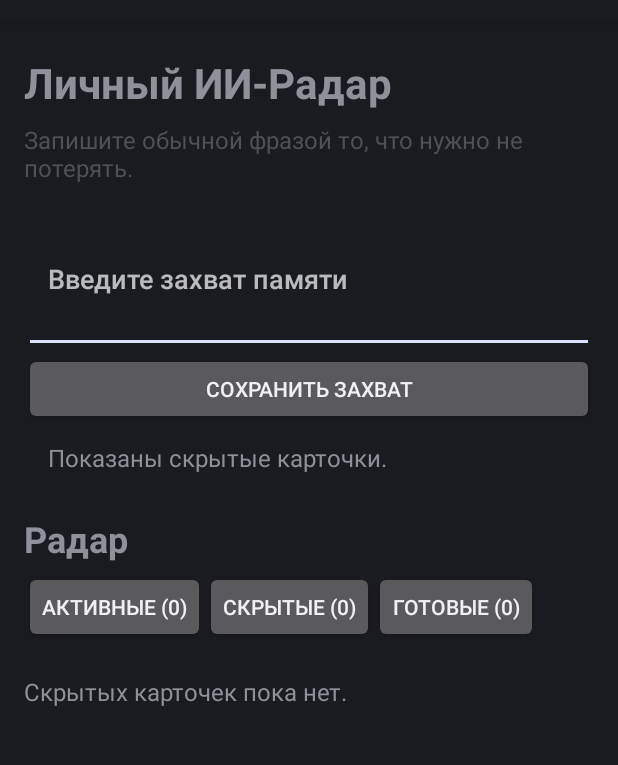
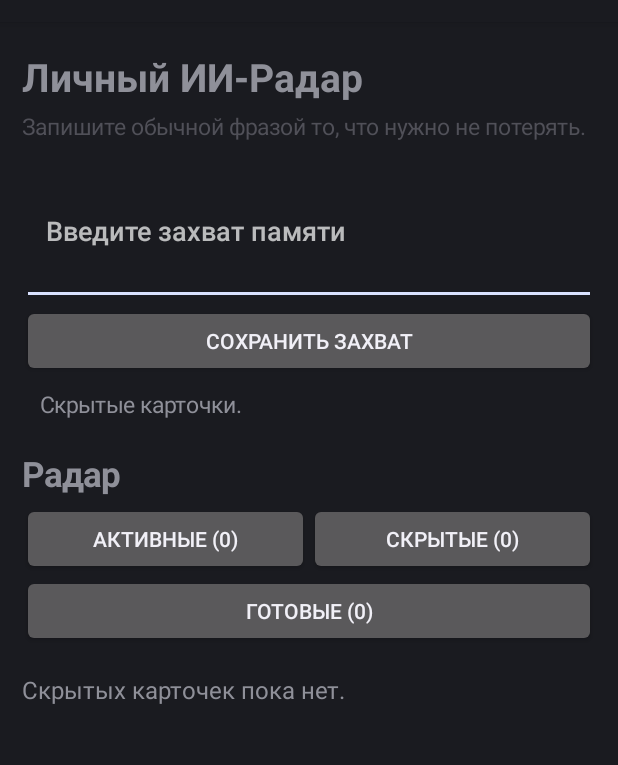
Before and after one commit to balakleets4-max/personal-ai-radar, an Android app: the screen it shows after launch (MainActivity), after a tap on "СКРЫТЫЕ (0)", on a phone screen of 412 x 824 dp, the part 62-827 px from its top. Run offline under Robolectric (Android 15) with nearby library versions, the light colour scheme and no system bars; our stand-ins replace Room's generated code; 2 other taps on this screen came first.

Commit message:
Make radar tabs and cards more compact

```diff
--- a/src/main/kotlin/com/personalradar/app/MainActivity.kt
+++ b/src/main/kotlin/com/personalradar/app/MainActivity.kt
@@ -48,12 +48,12 @@ class MainActivity : Activity() {
         }
         status = TextView(this).apply {
             text = "Готово. Введите мысль, задачу, риск или напоминание."
-            textSize = 16f
-            setPadding(24, 16, 24, 16)
+            textSize = 15f
+            setPadding(18, 12, 18, 12)
         }
         radarList = LinearLayout(this).apply {
             orientation = LinearLayout.VERTICAL
-            setPadding(0, 16, 0, 24)
+            setPadding(0, 12, 0, 18)
         }
         val saveButton = Button(this).apply {
             text = "Сохранить захват"
@@ -71,35 +71,43 @@ class MainActivity : Activity() {
             text = "Готовые (0)"
             setOnClickListener { switchMode(RadarCardViewMode.DONE) }
         }
+        val firstModeRow = LinearLayout(this).apply {
+            orientation = LinearLayout.HORIZONTAL
+            addView(activeButton, LinearLayout.LayoutParams(0, ViewGroup.LayoutParams.WRAP_CONTENT, 1f))
+            addView(hiddenButton, LinearLayout.LayoutParams(0, ViewGroup.LayoutParams.WRAP_CONTENT, 1f))
+        }
+        val secondModeRow = LinearLayout(this).apply {
+            orientation = LinearLayout.HORIZONTAL
+            addView(doneButton, LinearLayout.LayoutParams(ViewGroup.LayoutParams.MATCH_PARENT, ViewGroup.LayoutParams.WRAP_CONTENT))
+        }
         val modeButtons = LinearLayout(this).apply {
-            orientation = LinearLayout.HORIZONTAL
-            addView(activeButton)
-            addView(hiddenButton)
-            addView(doneButton)
+            orientation = LinearLayout.VERTICAL
+            addView(firstModeRow, ViewGroup.LayoutParams.MATCH_PARENT, ViewGroup.LayoutParams.WRAP_CONTENT)
+            addView(secondModeRow, ViewGroup.LayoutParams.MATCH_PARENT, ViewGroup.LayoutParams.WRAP_CONTENT)
         }
         val root = LinearLayout(this).apply {
             orientation = LinearLayout.VERTICAL
-            setPadding(24, 32, 24, 32)
+            setPadding(22, 28, 22, 28)
             addView(TextView(this@MainActivity).apply {
                 text = "Личный ИИ-Радар"
-                textSize = 28f
+                textSize = 26f
                 typeface = Typeface.DEFAULT_BOLD
-                setPadding(0, 0, 0, 12)
+                setPadding(0, 0, 0, 8)
             })
             addView(TextView(this@MainActivity).apply {
                 text = "Запишите обычной фразой то, что нужно не потерять."
-                textSize = 16f
+                textSize = 15f
                 setTextColor(Color.rgb(80, 80, 88))
-                setPadding(0, 0, 0, 20)
+                setPadding(0, 0, 0, 14)
             })
             addView(input, ViewGroup.LayoutParams.MATCH_PARENT, ViewGroup.LayoutParams.WRAP_CONTENT)
             addView(saveButton, ViewGroup.LayoutParams.MATCH_PARENT, ViewGroup.LayoutParams.WRAP_CONTENT)
             addView(status, ViewGroup.LayoutParams.MATCH_PARENT, ViewGroup.LayoutParams.WRAP_CONTENT)
             addView(TextView(this@MainActivity).apply {
                 text = "Радар"
-                textSize = 24f
+                textSize = 23f
                 typeface = Typeface.DEFAULT_BOLD
-                setPadding(0, 24, 0, 8)
+                setPadding(0, 18, 0, 6)
             })
             addView(modeButtons, ViewGroup.LayoutParams.MATCH_PARENT, ViewGroup.LayoutParams.WRAP_CONTENT)
             addView(radarList, ViewGroup.LayoutParams.MATCH_PARENT, ViewGroup.LayoutParams.WRAP_CONTENT)
@@ -128,9 +136,9 @@ class MainActivity : Activity() {
     private fun switchMode(mode: RadarCardViewMode) {
         viewMode = mode
         status.text = when (mode) {
-            RadarCardViewMode.ACTIVE -> "Показан активный Радар."
-            RadarCardViewMode.HIDDEN -> "Показаны скрытые карточки."
-            RadarCardViewMode.DONE -> "Показаны готовые карточки."
+            RadarCardViewMode.ACTIVE -> "Активный Радар."
+            RadarCardViewMode.HIDDEN -> "Скрытые карточки."
+            RadarCardViewMode.DONE -> "Готовые карточки."
         }
         refreshRadarCards()
     }
@@ -200,8 +208,8 @@ class MainActivity : Activity() {
     private fun cardBackground(): GradientDrawable {
         return GradientDrawable().apply {
             setColor(Color.rgb(255, 255, 255))
-            setStroke(2, Color.rgb(210, 210, 220))
-            cornerRadius = 24f
+            setStroke(2, Color.rgb(218, 218, 226))
+            cornerRadius = 20f
         }
     }
 
@@ -214,13 +222,23 @@ class MainActivity : Activity() {
         }
     }
 
+    private fun compactWhy(text: String): String {
+        return text
+            .replace("язык: RU; ", "")
+            .replace("язык: EN; ", "")
+            .replace("тип: ", "")
+            .replace("; есть сигнал действия", "; действие")
+            .replace("; есть сигнал времени/напоминания", "; время")
+            .replace("; ", " · ")
+    }
+
     private fun renderCards(cards: List<RadarCardEntity>) {
         radarList.removeAllViews()
         if (cards.isEmpty()) {
             radarList.addView(TextView(this).apply {
                 text = emptyText()
                 textSize = 16f
-                setPadding(0, 16, 0, 16)
+                setPadding(0, 14, 0, 14)
             })
             return
         }
@@ -228,40 +246,33 @@ class MainActivity : Activity() {
             val box = LinearLayout(this).apply {
                 orientation = LinearLayout.VERTICAL
                 background = cardBackground()
-                setPadding(24, 22, 24, 22)
+                setPadding(20, 18, 20, 18)
             }
 
             box.addView(TextView(this).apply {
-                text = typeLabel(card.type)
+                text = "${typeLabel(card.type)} · Приоритет ${card.priority}"
                 textSize = 14f
                 typeface = Typeface.DEFAULT_BOLD
                 setTextColor(Color.rgb(92, 64, 180))
+                setPadding(0, 0, 0, 6)
+            })
+            box.addView(TextView(this).apply {
+                text = card.title
+                textSize = 19f
+                typeface = Typeface.DEFAULT_BOLD
+                setPadding(0, 0, 0, 6)
+            })
+            box.addView(TextView(this).apply {
+                text = card.description
+                textSize = 15f
+                setTextColor(Color.rgb(45, 45, 52))
                 setPadding(0, 0, 0, 8)
             })
             box.addView(TextView(this).apply {
-                text = card.title
-                textSize = 20f
-                typeface = Typeface.DEFAULT_BOLD
-                setPadding(0, 0, 0, 8)
-            })
-            box.addView(TextView(this).apply {
-                text = card.description
-                textSize = 16f
-                setTextColor(Color.rgb(45, 45, 52))
-                setPadding(0, 0, 0, 12)
-            })
-            box.addView(TextView(this).apply {
-                text = "Почему в Радаре: ${card.whyText}"
-                textSize = 14f
+                text = compactWhy(card.whyText)
+                textSize = 13f
                 setTextColor(Color.rgb(90, 90, 100))
-                setPadding(0, 0, 0, 8)
-            })
-            box.addView(TextView(this).apply {
-                text = "Приоритет: ${card.priority}"
-                textSize = 14f
-                typeface = Typeface.DEFAULT_BOLD
-                setTextColor(Color.rgb(70, 70, 80))
-                setPadding(0, 0, 0, 12)
+                setPadding(0, 0, 0, 10)
             })
 
             val buttons = LinearLayout(this).apply { orientation = LinearLayout.HORIZONTAL }
@@ -295,7 +306,7 @@ class MainActivity : Activity() {
                 LinearLayout.LayoutParams(
                     ViewGroup.LayoutParams.MATCH_PARENT,
                     ViewGroup.LayoutParams.WRAP_CONTENT
-                ).apply { setMargins(0, 0, 0, 18) }
+                ).apply { setMargins(0, 0, 0, 14) }
             )
         }
     }
```
